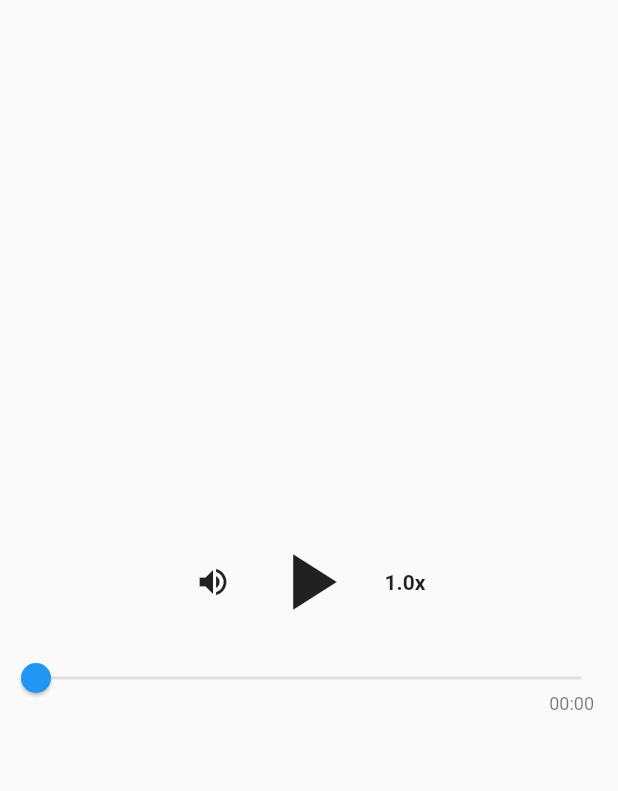
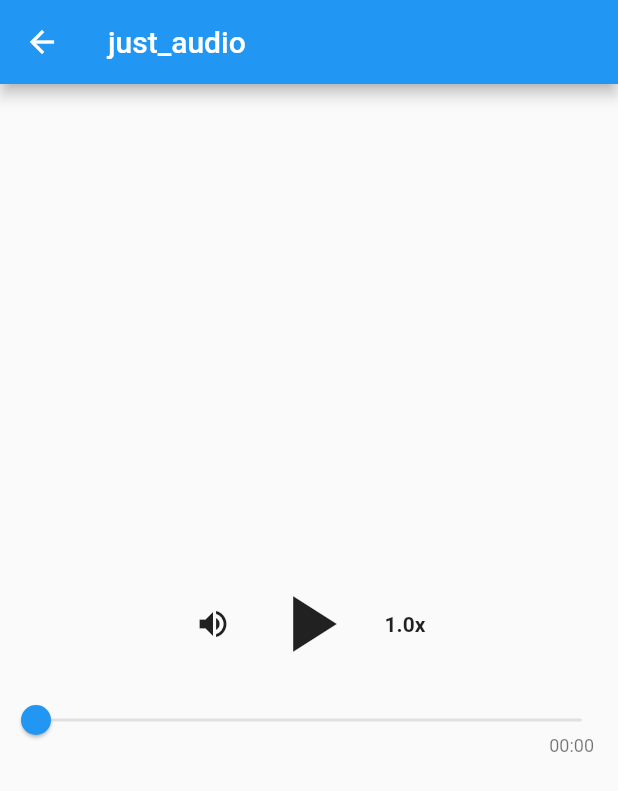
Before and after one commit to misoca12/FlutterPlayMedia, a Flutter app: the screen it shows after launch, after a tap on "just_audio", on a phone screen of 412 x 824 dp. Shown: the top 791 px of the screen. Run offline on Flutter 3.47's test engine with Material 2 defaults, Android fonts, the phone set to English and light mode, and no system bars; our stand-ins replace audioplayers, chewie, just_audio, rxdart, video_player; missing offline and left inert: audio_session, flutter_sound, soundpool; network calls fail.

Commit message:
soundoolのサンプルを追加

```diff
--- a/lib/ui/page/flutter_sound_page.dart
+++ b/lib/ui/page/flutter_sound_page.dart
@@ -160,7 +160,7 @@ class _FlutterSoundState extends State<FlutterSoundPage> with WidgetsBindingObse
     return Scaffold(
       backgroundColor: Colors.blue,
       appBar: AppBar(
-        title: const Text('Player onProgress'),
+        title: const Text('flutter_sound'),
       ),
       body: makeBody(),
     );
--- a/lib/ui/page/home_page.dart
+++ b/lib/ui/page/home_page.dart
@@ -1,6 +1,7 @@
 import 'package:flutter/cupertino.dart';
 import 'package:flutter/material.dart';
 import 'package:flutter_play_media/ui/page/audioplayers_page.dart';
+import 'package:flutter_play_media/ui/page/soundpool_page.dart';
 
 import 'chewie_page.dart';
 import 'flutter_sound_page.dart';
@@ -58,7 +59,10 @@ class HomePage extends StatelessWidget {
           ListTile(
             leading: const Icon(Icons.audiotrack),
             title: const Text("soundpool"),
-            onTap: () => {},
+            onTap: () => {
+              Navigator.push(context,
+                  MaterialPageRoute(builder: (context) => SoundPoolPage()))
+            },
           ),
         ]),
       ));
--- a/lib/ui/page/just_audio_page.dart
+++ b/lib/ui/page/just_audio_page.dart
@@ -74,9 +74,10 @@ class _JustAudioState extends State<JustAudioPage> with WidgetsBindingObserver {
 
   @override
   Widget build(BuildContext context) {
-    return MaterialApp(
-      debugShowCheckedModeBanner: false,
-      home: Scaffold(
+    return Scaffold(
+        appBar: AppBar(
+          title: const Text('just_audio'),
+        ),
         body: SafeArea(
           child: Column(
             crossAxisAlignment: CrossAxisAlignment.center,
@@ -102,7 +103,6 @@ class _JustAudioState extends State<JustAudioPage> with WidgetsBindingObserver {
             ],
           ),
         ),
-      ),
     );
   }
 }
--- a/pubspec.yaml
+++ b/pubspec.yaml
@@ -23,6 +23,7 @@ dependencies:
   audio_session: ^0.1.6+1
   audioplayers: ^0.20.1
   flutter_sound: ^8.3.9
+  soundpool: ^2.2.0
 
   # Other
   rxdart: '>=0.26.0 <0.28.0'
@@ -38,4 +39,4 @@ flutter:
   uses-material-design: true
   assets:
     - assets/samples/sample2.aac
-    - assets/samples/dices.m4a
+    - assets/samples/beep.mp3
```
Also changed, not shown: lib/ui/page/audioplayers_page.dart (+4 -4 lines), lib/ui/page/soundpool_page.dart (added, +53 -0 lines), 4 other files.
